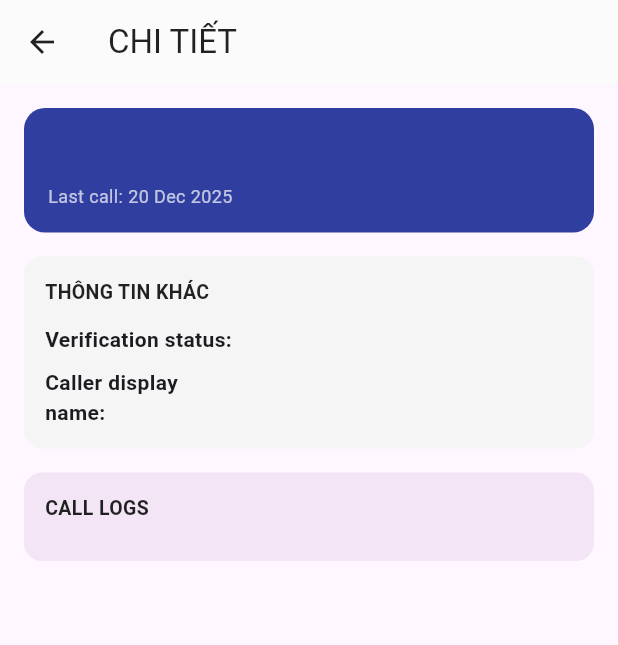
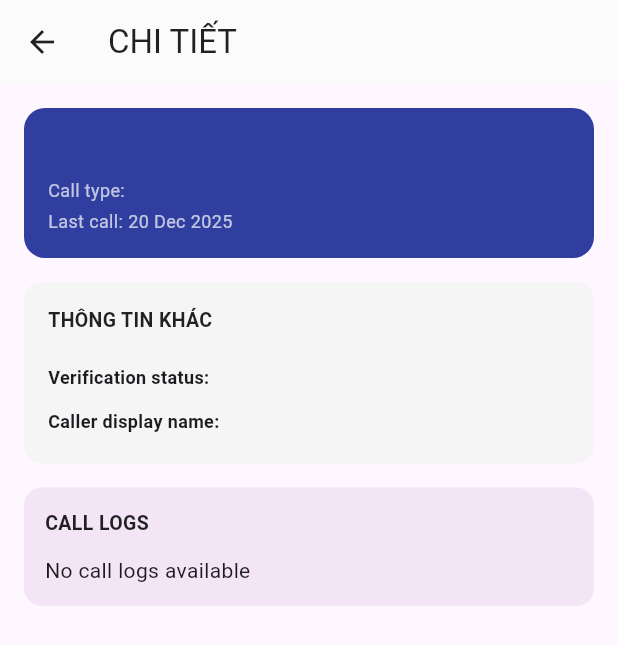
Before and after one commit to diiafyra/honeypot01, a Flutter app: the SpamDetailScreen screen opened directly with empty values, on a phone screen of 412 x 824 dp. Shown: the top 645 px of the screen. Run offline on Flutter 3.47's test engine with Material 3 defaults, Android fonts, the phone set to English and light mode, and no system bars; our stand-ins replace cloud_firestore, firebase_core, just_audio, share_plus; missing offline and left inert: audio_session; accounts and stored records are empty.

Commit message:
90% màn hình chi tiết spam.

```diff
--- a/lib/screens/spam_detail_screen.dart
+++ b/lib/screens/spam_detail_screen.dart
@@ -20,6 +20,12 @@ class SpamDetailScreen extends StatelessWidget {
         data['verification_status'] ?? item.verificationStatus ?? 'UNKNOWN';
     final callerName =
         data['caller_display_name'] ?? item.callerDisplayName ?? '';
+    final callType =
+        data['handle_presentation'] ?? item.handlePresentation ?? 'UNKNOWN';
+    final callLogsStream = FirebaseFirestore.instance
+        .collection('tool_call_logs')
+        .where('spam_number', isEqualTo: item.id)
+        .snapshots();
 
     return Scaffold(
       appBar: AppBar(
@@ -52,7 +58,12 @@ class SpamDetailScreen extends StatelessWidget {
                       fontWeight: FontWeight.w700,
                     ),
                   ),
-                  const SizedBox(height: 8),
+                  const SizedBox(height: 4),
+                  Text(
+                    'Call type: $callType',
+                    style: const TextStyle(color: Colors.white70, fontSize: 12),
+                  ),
+                  const SizedBox(height: 4),
                   Text(
                     'Last call: ${_formatDate(item.lastSeen)}',
                     style: const TextStyle(color: Colors.white70, fontSize: 12),
@@ -66,7 +77,7 @@ class SpamDetailScreen extends StatelessWidget {
             // 2nd block: Thông tin khác
             Container(
               width: double.infinity,
-              padding: const EdgeInsets.all(14),
+              padding: const EdgeInsets.all(16),
               decoration: BoxDecoration(
                 color: Colors.grey.shade100,
                 borderRadius: BorderRadius.circular(12),
@@ -81,33 +92,43 @@ class SpamDetailScreen extends StatelessWidget {
                       fontWeight: FontWeight.w700,
                       color: Colors.black87,
                     ),
+                    maxLines: 1,
+                    overflow: TextOverflow.ellipsis,
                   ),
-                  const SizedBox(height: 12),
+                  const SizedBox(height: 20),
                   Row(
                     crossAxisAlignment: CrossAxisAlignment.start,
                     children: [
-                      const Expanded(
+                      const Flexible(
                         flex: 3,
                         child: Text(
                           'Verification status:',
-                          style: TextStyle(fontWeight: FontWeight.w600),
+                          style: TextStyle(
+                            fontWeight: FontWeight.w600,
+                            fontSize: 12,
+                          ),
                         ),
                       ),
-                      Expanded(flex: 5, child: Text(verification.toString())),
+                      const SizedBox(width: 8),
+                      Flexible(flex: 2, child: Text(verification.toString())),
                     ],
                   ),
                   const SizedBox(height: 8),
                   Row(
                     crossAxisAlignment: CrossAxisAlignment.start,
                     children: [
-                      const Expanded(
+                      const Flexible(
                         flex: 3,
                         child: Text(
                           'Caller display name:',
-                          style: TextStyle(fontWeight: FontWeight.w600),
+                          style: TextStyle(
+                            fontWeight: FontWeight.w600,
+                            fontSize: 12,
+                          ),
                         ),
                       ),
-                      Expanded(flex: 5, child: Text(callerName.toString())),
+                      const SizedBox(width: 8),
+                      Flexible(flex: 2, child: Text(callerName.toString())),
                     ],
                   ),
                 ],
@@ -126,8 +147,8 @@ class SpamDetailScreen extends StatelessWidget {
               ),
               child: Column(
                 crossAxisAlignment: CrossAxisAlignment.start,
-                children: const [
-                  Text(
+                children: [
+                  const Text(
                     'CALL LOGS',
                     style: TextStyle(
                       fontSize: 13,
@@ -135,8 +156,112 @@ class SpamDetailScreen extends StatelessWidget {
                       color: Colors.black87,
                     ),
                   ),
-                  SizedBox(height: 12),
-                  // intentionally left blank for now
+                  const SizedBox(height: 12),
+                  StreamBuilder<QuerySnapshot<Map<String, dynamic>>>(
+                    stream: callLogsStream,
+                    builder: (context, snapshot) {
+                      if (snapshot.hasError) {
+                        return const Text('Error loading call logs');
+                      }
+                      if (!snapshot.hasData) {
+                        return const CircularProgressIndicator();
+                      }
+                      final logs = snapshot.data!.docs;
+                      if (logs.isEmpty) {
+                        return const Text('No call logs available');
+                      }
+                      return Column(
+                        crossAxisAlignment: CrossAxisAlignment.start,
+                        children: logs.map((log) {
+                          final data = log.data();
+                          final transcript = data['transcript'] ?? '';
+
+                          DateTime? ts;
+                          final rawTs =
+                              data['call_time'] ??
+                              data['timestamp'] ??
+                              data['time'] ??
+                              data['created_at'];
+                          if (rawTs is Timestamp) {
+                            ts = rawTs.toDate();
+                          } else if (rawTs is int) {
+                            ts = DateTime.fromMillisecondsSinceEpoch(rawTs);
+                          } else if (rawTs is String) {
+                            try {
+                              ts = DateTime.parse(rawTs);
+                            } catch (_) {
+                              ts = null;
+                            }
+                          }
+
+                          final dynDur =
+                              data['duration'] ??
+                              data['length'] ??
+                              data['duration_seconds'];
+                          String durationText = '';
+                          if (dynDur != null) {
+                            if (dynDur is num) {
+                              durationText = '${dynDur}s';
+                            } else {
+                              durationText = dynDur.toString();
+                            }
+                          }
+
+                          final timeStr = ts != null
+                              ? DateFormat('HH:mm:ss dd MMM yyyy').format(ts)
+                              : '';
+
+                          return Padding(
+                            padding: const EdgeInsets.symmetric(vertical: 8.0),
+                            child: Container(
+                              width: double.infinity,
+                              padding: const EdgeInsets.all(12),
+                              decoration: BoxDecoration(
+                                color: Colors.white,
+                                borderRadius: BorderRadius.circular(8),
+                                border: Border.all(color: Colors.black12),
+                              ),
+                              child: Column(
+                                crossAxisAlignment: CrossAxisAlignment.start,
+                                children: [
+                                  if (timeStr.isNotEmpty)
+                                    Row(
+                                      children: [
+                                        Text(
+                                          timeStr,
+                                          style: const TextStyle(
+                                            fontSize: 12,
+                                            color: Colors.black54,
+                                          ),
+                                        ),
+                                        if (durationText.isNotEmpty) ...[
+                                          const SizedBox(width: 8),
+                                          Text(
+                                            durationText,
+                                            style: const TextStyle(
+                                              fontSize: 12,
+                                              color: Colors.black54,
+                                            ),
+                                          ),
+                                        ],
+                                      ],
+                                    ),
+                                  if (timeStr.isNotEmpty)
+                                    const SizedBox(height: 8),
+                                  Text(transcript),
+                                  const SizedBox(height: 8),
+                                  const Divider(
+                                    height: 1,
+                                    color: Colors.black12,
+                                  ),
+                                ],
+                              ),
+                            ),
+                          );
+                        }).toList(),
+                      );
+                    },
+                  ),
                 ],
               ),
             ),
```
